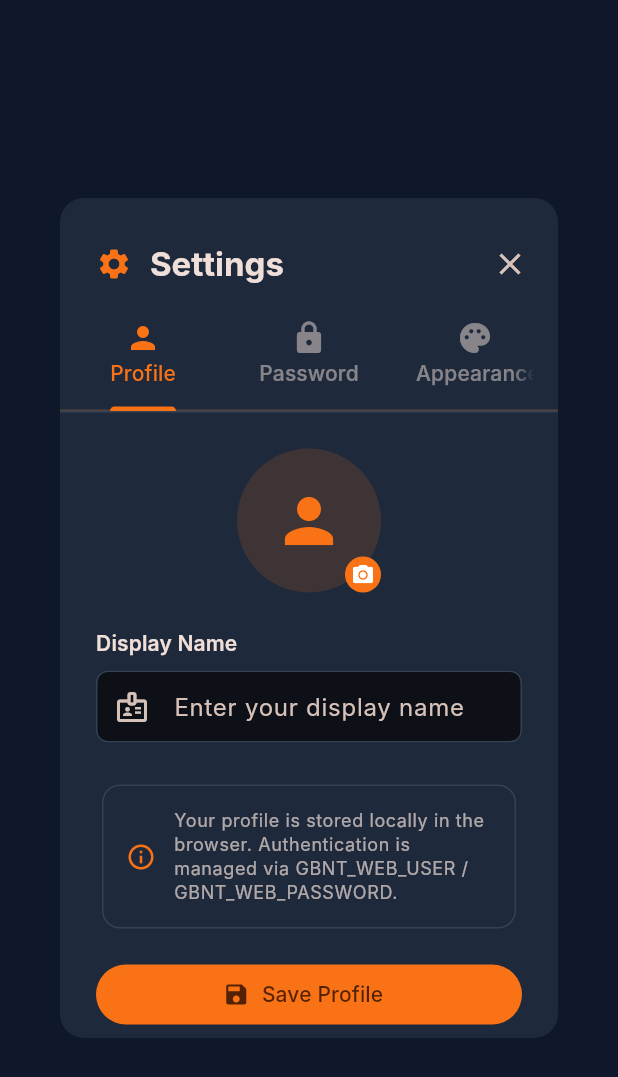
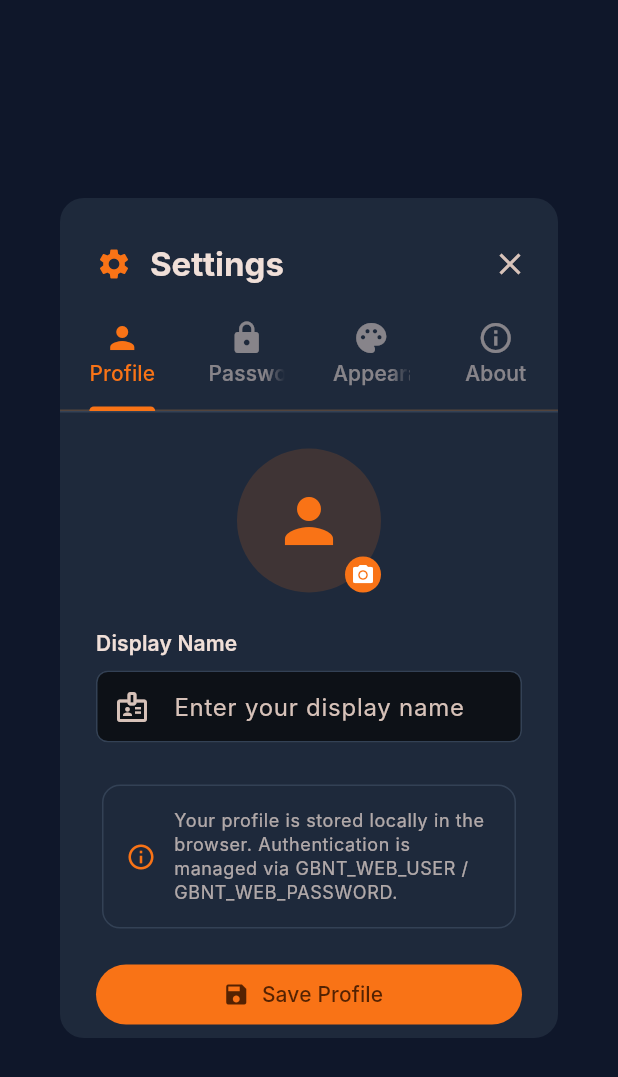
Before and after one commit to mario-ezquerro/gubernator, a Flutter app: the SettingsDialog widget shown alone on an empty page, opened directly with empty values, on a phone screen of 412 x 824 dp. Shown: the top 1077 px of the screen. Run offline on Flutter 3.47's test engine with Material 3 defaults, Android fonts, the phone set to English and light mode, and no system bars; our stand-ins replace google_fonts, pdf; missing offline and left inert: dart:html, dart:ui_web, pluto_grid, xterm; network calls fail; Roboto replaces fonts that are missing (Inter).

Commit message:
feat: implement About tab in Settings dialog displaying dynamic version and host system info [v2.4.35]

```diff
--- a/web-ui/lib/models/models.dart
+++ b/web-ui/lib/models/models.dart
@@ -148,6 +148,7 @@ class DashboardState {
   final bool monitorRunning;
   final String caddyStatus;
   final String caddyfile;
+  final String version;
 
   DashboardState({
     this.nodes = const [],
@@ -158,6 +159,7 @@ class DashboardState {
     this.monitorRunning = false,
     this.caddyStatus = 'not running',
     this.caddyfile = '',
+    this.version = 'dev',
   });
 
   factory DashboardState.fromJson(Map<String, dynamic> json) {
@@ -180,6 +182,7 @@ class DashboardState {
       monitorRunning: json['monitor_running'] ?? false,
       caddyStatus: json['caddy_status'] ?? 'not running',
       caddyfile: json['caddyfile'] ?? '',
+      version: json['version'] ?? 'dev',
     );
   }
 }
--- a/web-ui/lib/screens/dashboard_screen.dart
+++ b/web-ui/lib/screens/dashboard_screen.dart
@@ -760,6 +760,8 @@ class _DashboardScreenState extends State<DashboardScreen> {
         onThemeChanged: widget.onThemeChanged,
         displayName: widget.displayName,
         onNameChanged: widget.onNameChanged,
+        version: _state.version,
+        nodes: _state.nodes,
       ),
     );
   }
--- a/web-ui/lib/widgets/settings_dialog.dart
+++ b/web-ui/lib/widgets/settings_dialog.dart
@@ -1,4 +1,5 @@
 import 'package:flutter/material.dart';
+import '../models/models.dart';
 
 /// Settings dialog with user profile, password change, and theme toggle.
 class SettingsDialog extends StatefulWidget {
@@ -6,6 +7,8 @@ class SettingsDialog extends StatefulWidget {
   final ValueChanged<bool> onThemeChanged;
   final String displayName;
   final ValueChanged<String> onNameChanged;
+  final String version;
+  final List<Node> nodes;
 
   const SettingsDialog({
     super.key,
@@ -13,6 +16,8 @@ class SettingsDialog extends StatefulWidget {
     required this.onThemeChanged,
     required this.displayName,
     required this.onNameChanged,
+    required this.version,
+    required this.nodes,
   });
 
   @override
@@ -33,7 +38,7 @@ class _SettingsDialogState extends State<SettingsDialog>
   @override
   void initState() {
     super.initState();
-    _tabController = TabController(length: 3, vsync: this);
+    _tabController = TabController(length: 4, vsync: this);
     _nameCtrl = TextEditingController(text: widget.displayName);
   }
 
@@ -88,6 +93,7 @@ class _SettingsDialogState extends State<SettingsDialog>
                 Tab(icon: Icon(Icons.person), text: 'Profile'),
                 Tab(icon: Icon(Icons.lock), text: 'Password'),
                 Tab(icon: Icon(Icons.palette), text: 'Appearance'),
+                Tab(icon: Icon(Icons.info_outline), text: 'About'),
               ],
             ),
             const Divider(height: 1),
@@ -100,6 +106,7 @@ class _SettingsDialogState extends State<SettingsDialog>
                   _buildProfileTab(theme, isDark),
                   _buildPasswordTab(theme),
                   _buildAppearanceTab(theme, isDark),
+                  _buildAboutTab(theme),
                 ],
               ),
             ),
@@ -377,6 +384,108 @@ class _SettingsDialogState extends State<SettingsDialog>
       ),
     );
   }
+
+  Widget _buildAboutTab(ThemeData theme) {
+    final managerNode = widget.nodes.firstWhere(
+      (n) => n.role == 'manager',
+      orElse: () => Node(id: 'node-local-manager', ip: '127.0.0.1', role: 'manager', status: 'active'),
+    );
+
+    return SingleChildScrollView(
+      padding: const EdgeInsets.all(24),
+      child: Column(
+        crossAxisAlignment: CrossAxisAlignment.center,
+        children: [
+          CircleAvatar(
+            radius: 36,
+            backgroundColor: theme.colorScheme.primary.withValues(alpha: 0.1),
+            child: Icon(Icons.rocket_launch, size: 36, color: theme.colorScheme.primary),
+          ),
+          const SizedBox(height: 12),
+          Text(
+            'Gubernator Orchestrator',
+            style: theme.textTheme.titleMedium?.copyWith(
+              fontWeight: FontWeight.bold,
+              letterSpacing: 0.5,
+            ),
+          ),
+          const SizedBox(height: 4),
+          Container(
+            padding: const EdgeInsets.symmetric(horizontal: 10, vertical: 4),
+            decoration: BoxDecoration(
+              color: theme.colorScheme.primary.withValues(alpha: 0.15),
+              borderRadius: BorderRadius.circular(12),
+            ),
+            child: Text(
+              widget.version,
+              style: TextStyle(
+                fontFamily: 'Courier New',
+                fontSize: 12,
+                fontWeight: FontWeight.bold,
+                color: theme.colorScheme.primary,
+              ),
+            ),
+          ),
+          const SizedBox(height: 24),
+          const Divider(),
+          const SizedBox(height: 16),
+          _buildInfoRow('Role', 'Central Manager'),
+          _buildInfoRow('Host IP', managerNode.ip),
+          _buildInfoRow('Status', managerNode.status.toUpperCase(), isStatus: true, statusColor: managerNode.status == 'active' ? Colors.green : Colors.orange),
+          _buildInfoRow('Centurions (Nodes)', '${widget.nodes.length} registered'),
+          _buildInfoRow('Database Engine', 'SQLite 3 (Centralized)'),
+          const SizedBox(height: 20),
+          Text(
+            'Gubernator combines Swarm simplicity with Nomad flexibility.',
+            textAlign: TextAlign.center,
+            style: theme.textTheme.bodySmall?.copyWith(
+              color: theme.colorScheme.onSurface.withValues(alpha: 0.5),
+              fontStyle: FontStyle.italic,
+            ),
+          ),
+        ],
+      ),
+    );
+  }
+
+  Widget _buildInfoRow(String label, String value, {bool isStatus = false, Color? statusColor}) {
+    return Padding(
+      padding: const EdgeInsets.symmetric(vertical: 6),
+      child: Row(
+        mainAxisAlignment: MainAxisAlignment.spaceBetween,
+        children: [
+          Text(
+            label,
+            style: const TextStyle(fontWeight: FontWeight.w500, fontSize: 13),
+          ),
+          isStatus
+              ? Container(
+                  padding: const EdgeInsets.symmetric(horizontal: 8, vertical: 2),
+                  decoration: BoxDecoration(
+                    color: (statusColor ?? Colors.grey).withValues(alpha: 0.15),
+                    borderRadius: BorderRadius.circular(4),
+                  ),
+                  child: Text(
+                    value,
+                    style: TextStyle(
+                      fontSize: 11,
+                      fontWeight: FontWeight.bold,
+                      color: statusColor,
+                    ),
+                  ),
+                )
+              : SelectableText(
+                  value,
+                  style: const TextStyle(
+                    fontFamily: 'Courier New',
+                    fontSize: 13,
+                    fontWeight: FontWeight.w600,
+                  ),
+                ),
+        ],
+      ),
+    );
+  }
 }
 
 // ─── Theme Selection Card ─────────────────────────────────────────────────────
```
Also changed, not shown: 6 other files.
